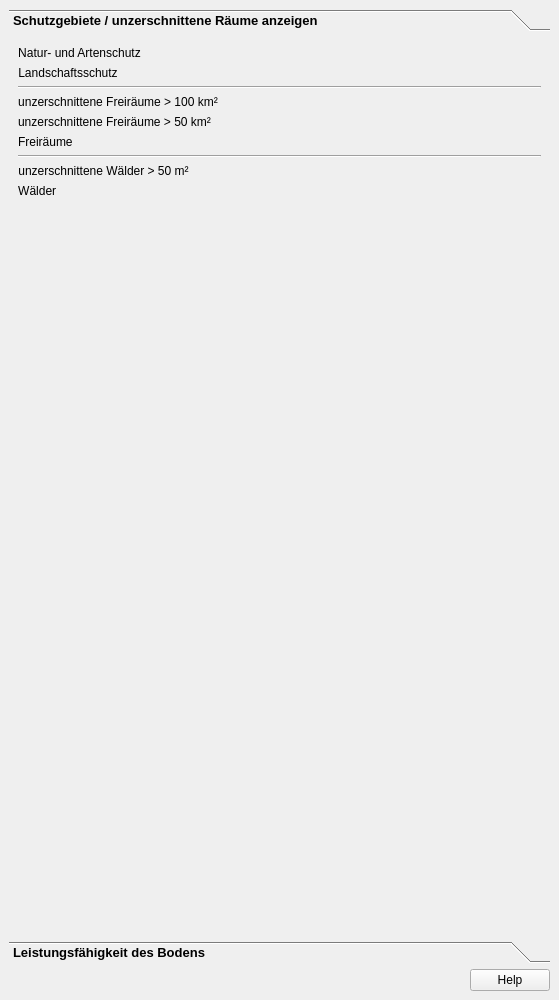
Above: projektcheck/pctools/ui/ProjektCheck_dockwidget_analysis_04-Oeko.ui from projektcheck/ProjektCheck-QGIS before the change. Below: the same form after it.
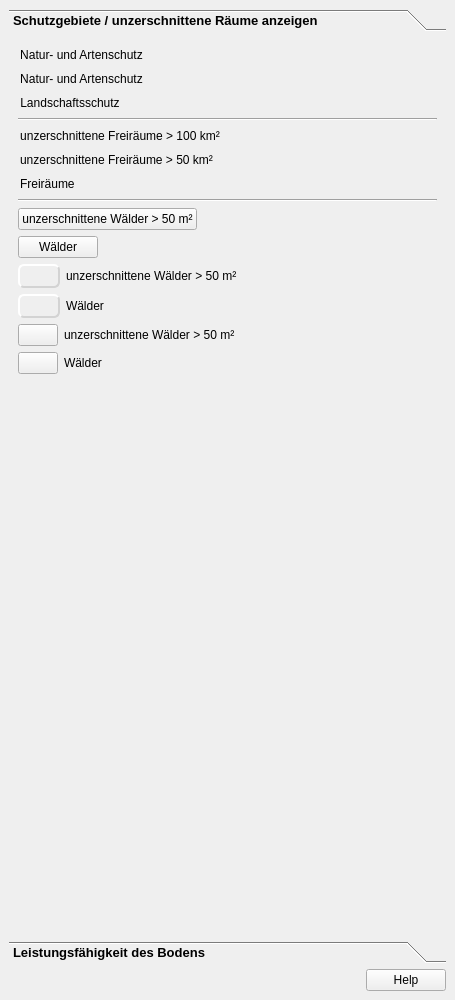
That is the form after the change. The open tabs and pages were chosen to show the change. Icons and pictures are not drawn.

Commit message: icon-theme updated (once again)

The edit to the form file:
```diff
--- a/projektcheck/pctools/ui/ProjektCheck_dockwidget_analysis_04-Oeko.ui
+++ b/projektcheck/pctools/ui/ProjektCheck_dockwidget_analysis_04-Oeko.ui
@@ -6,7 +6,7 @@
    <rect>
     <x>0</x>
     <y>0</y>
-    <width>559</width>
+    <width>455</width>
     <height>1000</height>
    </rect>
   </property>
@@ -22,6 +22,11 @@
 QPushButton::flat{
 background-color: none;
 border: 0;
+border-style:none;
+border-color: blue;
+border-width: 0px;
+border-radius: 0px;
+padding:2px;
 }</string>
   </property>
   <property name="windowTitle">
@@ -39,7 +44,7 @@
         <rect>
          <x>0</x>
          <y>0</y>
-         <width>541</width>
+         <width>437</width>
          <height>877</height>
         </rect>
        </property>
@@ -74,6 +79,57 @@
           </property>
          </widget>
         </item>
+        <item>
+         <widget class="QPushButton" name="pushButton_31">
+          <property name="sizePolicy">
+           <sizepolicy hsizetype="Fixed" vsizetype="Fixed">
+            <horstretch>0</horstretch>
+            <verstretch>0</verstretch>
+           </sizepolicy>
+          </property>
+          <property name="cursor">
+           <cursorShape>PointingHandCursor</cursorShape>
+          </property>
+          <property name="styleSheet">
+           <string notr="true">QPushButton::flat:checked{
+background-color: none;
+border-style:none;
+border-color: green;
+border-width: 0px;
+border-radius: 4px;
+padding: 2px;
+}
+QPushButton::flat{
+background-color: none;
+border-style:none;
+border-color: red;
+border-width: 0px;
+border-radius: 4px;
+padding: 2px;
+}</string>
+          </property>
+          <property name="text">
+           <string>Natur- und Artenschutz</string>
+          </property>
+          <property name="icon">
+           <iconset>
+            <normaloff>../../images/iconset_mob/20190619_iconset_mob_nature_conservation_4.png</normaloff>
+            <normalon>../../images/iconset_mob/20190619_iconset_mob_nature_conservation_5.png</normalon>../../images/iconset_mob/20190619_iconset_mob_nature_conservation_4.png</iconset>
+          </property>
+          <property name="iconSize">
+           <size>
+            <width>20</width>
+            <height>20</height>
+           </size>
+          </property>
+          <property name="checkable">
+           <bool>true</bool>
+          </property>
+          <property name="flat">
+           <bool>true</bool>
+          </property>
+         </widget>
+        </item>
         <item>
          <widget class="QPushButton" name="pushButton_2">
           <property name="sizePolicy">
@@ -219,7 +275,7 @@
            <bool>true</bool>
           </property>
           <property name="flat">
-           <bool>true</bool>
+           <bool>false</bool>
           </property>
          </widget>
         </item>
@@ -235,7 +291,7 @@
            <cursorShape>PointingHandCursor</cursorShape>
           </property>
           <property name="text">
-           <string>Wälder              </string>
+           <string>Wälder</string>
           </property>
           <property name="icon">
            <iconset>
@@ -246,10 +302,190 @@
            <bool>true</bool>
           </property>
           <property name="flat">
-           <bool>true</bool>
+           <bool>false</bool>
           </property>
          </widget>
         </item>
+        <item>
+         <layout class="QFormLayout" name="formLayout">
+          <item row="0" column="0">
+           <widget class="QPushButton" name="pushButton_16">
+            <property name="sizePolicy">
+             <sizepolicy hsizetype="Fixed" vsizetype="Fixed">
+              <horstretch>0</horstretch>
+              <verstretch>0</verstretch>
+             </sizepolicy>
+            </property>
+            <property name="cursor">
+             <cursorShape>PointingHandCursor</cursorShape>
+            </property>
+            <property name="styleSheet">
+             <string notr="true">QPushButton::flat:checked{
+background-color: none;
+border-style:inset;
+border-color: dimgrey;
+border-width: 2px;
+border-radius: 6px;
+padding: 3px;
+}
+QPushButton::flat{
+background-color: none;
+border-style:outset;
+border-color: lightgrey;
+border-width: 2px;
+border-radius: 6px;
+padding: 3px;
+}</string>
+            </property>
+            <property name="text">
+             <string/>
+            </property>
+            <property name="icon">
+             <iconset>
+              <normaloff>../../images/iconset_mob/20190619_iconset_mob_forest_50_2.png</normaloff>
+              <normalon>../../images/iconset_mob/20190619_iconset_mob_forest_50_1.png</normalon>../../images/iconset_mob/20190619_iconset_mob_forest_50_2.png</iconset>
+            </property>
+            <property name="checkable">
+             <bool>true</bool>
+            </property>
+            <property name="flat">
+             <bool>true</bool>
+            </property>
+           </widget>
+          </item>
+          <item row="1" column="0">
+           <widget class="QPushButton" name="pushButton_18">
+            <property name="sizePolicy">
+             <sizepolicy hsizetype="Fixed" vsizetype="Fixed">
+              <horstretch>0</horstretch>
+              <verstretch>0</verstretch>
+             </sizepolicy>
+            </property>
+            <property name="cursor">
+             <cursorShape>PointingHandCursor</cursorShape>
+            </property>
+            <property name="styleSheet">
+             <string notr="true">QPushButton::flat:checked{
+background-color: none;
+border-style:inset;
+border-color: dimgrey;
+border-width: 2px;
+border-radius: 6px;
+padding: 3px;
+}
+QPushButton::flat{
+background-color: none;
+border-style:outset;
+border-color: lightgrey;
+border-width: 2px;
+border-radius: 6px;
+padding: 3px;
+}</string>
+            </property>
+            <property name="text">
+             <string/>
+            </property>
+            <property name="icon">
+             <iconset>
+              <normaloff>../../images/iconset_mob/20190619_iconset_mob_forest_2.png</normaloff>
+              <normalon>../../images/iconset_mob/20190619_iconset_mob_forest_1.png</normalon>../../images/iconset_mob/20190619_iconset_mob_forest_2.png</iconset>
+            </property>
+            <property name="checkable">
+             <bool>true</bool>
+            </property>
+            <property name="flat">
+             <bool>true</bool>
+            </property>
+           </widget>
+          </item>
+          <item row="0" column="1">
+           <widget class="QLabel" name="label_4">
+            <property name="text">
+             <string>unzerschnittene Wälder &gt; 50 m²</string>
+            </property>
+           </widget>
+          </item>
+          <item row="1" column="1">
+           <widget class="QLabel" name="label_5">
+            <property name="text">
+             <string>Wälder</string>
+            </property>
+           </widget>
+          </item>
+         </layout>
+        </item>
+        <item>
+         <layout class="QFormLayout" name="formLayout_2">
+          <item row="0" column="0">
+           <widget class="QPushButton" name="pushButton_29">
+            <property name="sizePolicy">
+             <sizepolicy hsizetype="Fixed" vsizetype="Fixed">
+              <horstretch>0</horstretch>
+              <verstretch>0</verstretch>
+             </sizepolicy>
+            </property>
+            <property name="cursor">
+             <cursorShape>PointingHandCursor</cursorShape>
+            </property>
+            <property name="text">
+             <string/>
+            </property>
+            <property name="icon">
+             <iconset>
+              <normaloff>../../images/iconset_mob/20190619_iconset_mob_forest_50_2.png</normaloff>
+              <normalon>../../images/iconset_mob/20190619_iconset_mob_forest_50_1.png</normalon>../../images/iconset_mob/20190619_iconset_mob_forest_50_2.png</iconset>
+            </property>
+            <property name="checkable">
+             <bool>true</bool>
+            </property>
+            <property name="flat">
+             <bool>false</bool>
+            </property>
+           </widget>
+          </item>
+          <item row="1" column="0">
+           <widget class="QPushButton" name="pushButton_30">
+            <property name="sizePolicy">
+             <sizepolicy hsizetype="Fixed" vsizetype="Fixed">
+              <horstretch>0</horstretch>
+              <verstretch>0</verstretch>
+             </sizepolicy>
+            </property>
+            <property name="cursor">
+             <cursorShape>PointingHandCursor</cursorShape>
+            </property>
+            <property name="text">
+             <string/>
+            </property>
+            <property name="icon">
+             <iconset>
+              <normaloff>../../images/iconset_mob/20190619_iconset_mob_forest_2.png</normaloff>
+              <normalon>../../images/iconset_mob/20190619_iconset_mob_forest_1.png</normalon>../../images/iconset_mob/20190619_iconset_mob_forest_2.png</iconset>
+            </property>
+            <property name="checkable">
+             <bool>true</bool>
+            </property>
+            <property name="flat">
+             <bool>false</bool>
+            </property>
+           </widget>
+          </item>
+          <item row="0" column="1">
+           <widget class="QLabel" name="label_6">
+            <property name="text">
+             <string>unzerschnittene Wälder &gt; 50 m²</string>
+            </property>
+           </widget>
+          </item>
+          <item row="1" column="1">
+           <widget class="QLabel" name="label_7">
+            <property name="text">
+             <string>Wälder</string>
+            </property>
+           </widget>
+          </item>
+         </layout>
+        </item>
         <item>
          <spacer name="verticalSpacer_7">
           <property name="orientation">
```
Left out of the diff: 289 changed lines with no effect on the pictures. The commit also changes 43 other files.
